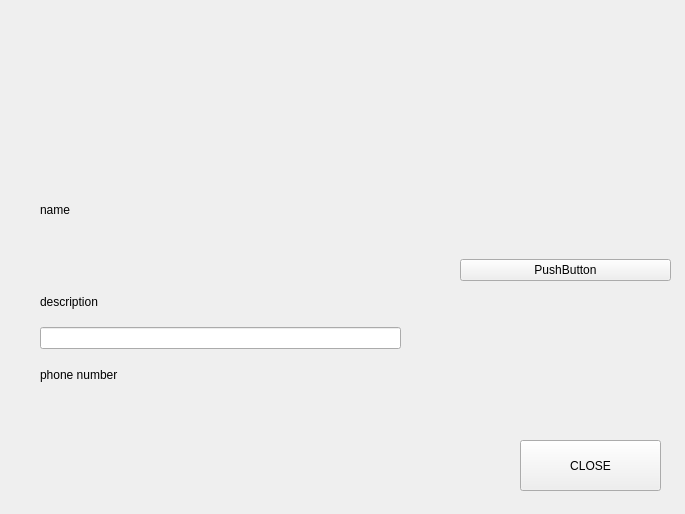
First picture: the form in Chat-Application/profile.ui, repository verina101/Chat-Application, before the edit.
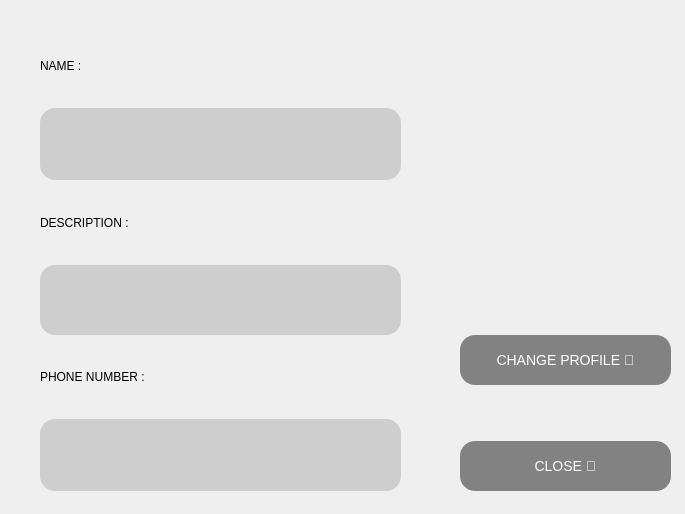
Second picture: the form after the edit.

The edit to the form file:
```diff
--- a/Chat-Application/profile.ui
+++ b/Chat-Application/profile.ui
@@ -17,30 +17,46 @@
    <property name="geometry">
     <rect>
      <x>40</x>
-     <y>190</y>
+     <y>30</y>
      <width>361</width>
-     <height>251</height>
+     <height>461</height>
     </rect>
    </property>
    <layout class="QVBoxLayout" name="verticalLayout">
     <item>
      <widget class="QLabel" name="label_name">
       <property name="text">
-       <string>name</string>
+       <string>NAME :</string>
       </property>
      </widget>
     </item>
     <item>
      <widget class="QLabel" name="label_name_2">
+      <property name="minimumSize">
+       <size>
+        <width>0</width>
+        <height>50</height>
+       </size>
+      </property>
+      <property name="styleSheet">
+       <string notr="true">background:rgb(206, 206, 206);
+font:14px;
+color:white;
+border-radius:15px;
+</string>
+      </property>
       <property name="text">
        <string/>
       </property>
+      <property name="margin">
+       <number>8</number>
+      </property>
      </widget>
     </item>
     <item>
      <widget class="QLabel" name="label_description">
       <property name="text">
-       <string>description</string>
+       <string>DESCRIPTION :</string>
       </property>
      </widget>
     </item>
@@ -49,66 +65,158 @@
       <property name="enabled">
        <bool>true</bool>
       </property>
+      <property name="minimumSize">
+       <size>
+        <width>0</width>
+        <height>70</height>
+       </size>
+      </property>
+      <property name="styleSheet">
+       <string notr="true">background:rgb(206, 206, 206);
+font:14px;
+color:white;
+border-radius:15px;
+</string>
+      </property>
      </widget>
     </item>
     <item>
      <widget class="QLabel" name="label_phonenumber">
       <property name="text">
-       <string>phone number</string>
+       <string>PHONE NUMBER :</string>
       </property>
      </widget>
     </item>
     <item>
      <widget class="QLabel" name="label_phoneNumber">
+      <property name="styleSheet">
+       <string notr="true">background:rgb(206, 206, 206);
+font:14px;
+color:white;
+border-radius:15px;
+</string>
+      </property>
       <property name="text">
        <string/>
       </property>
+      <property name="margin">
+       <number>8</number>
+      </property>
      </widget>
     </item>
    </layout>
   </widget>
-  <widget class="QWidget" name="layoutWidget">
+  <widget class="QWidget" name="">
    <property name="geometry">
     <rect>
      <x>460</x>
      <y>30</y>
      <width>211</width>
-     <height>251</height>
+     <height>461</height>
     </rect>
    </property>
-   <layout class="QVBoxLayout" name="verticalLayout_2">
+   <layout class="QVBoxLayout" name="verticalLayout_3">
     <item>
-     <widget class="QLabel" name="label">
-      <property name="text">
-       <string/>
-      </property>
-      <property name="alignment">
-       <set>Qt::AlignCenter</set>
-      </property>
-     </widget>
+     <layout class="QVBoxLayout" name="verticalLayout_2">
+      <item>
+       <spacer name="verticalSpacer_2">
+        <property name="orientation">
+         <enum>Qt::Vertical</enum>
+        </property>
+        <property name="sizeHint" stdset="0">
+         <size>
+          <width>20</width>
+          <height>40</height>
+         </size>
+        </property>
+       </spacer>
+      </item>
+      <item>
+       <widget class="QLabel" name="label">
+        <property name="minimumSize">
+         <size>
+          <width>50</width>
+          <height>200</height>
+         </size>
+        </property>
+        <property name="text">
+         <string/>
+        </property>
+        <property name="alignment">
+         <set>Qt::AlignCenter</set>
+        </property>
+       </widget>
+      </item>
+      <item>
+       <spacer name="verticalSpacer_3">
+        <property name="orientation">
+         <enum>Qt::Vertical</enum>
+        </property>
+        <property name="sizeHint" stdset="0">
+         <size>
+          <width>20</width>
+          <height>40</height>
+         </size>
+        </property>
+       </spacer>
+      </item>
+      <item>
+       <widget class="QPushButton" name="pushButton">
+        <property name="minimumSize">
+         <size>
+          <width>110</width>
+          <height>50</height>
+         </size>
+        </property>
+        <property name="styleSheet">
+         <string notr="true">background:rgb(130, 130, 130);
+font:14px;
+color:white;
+border-radius:15px;
+</string>
+        </property>
+        <property name="text">
+         <string>CHANGE PROFILE 🤩</string>
+        </property>
+       </widget>
+      </item>
+      <item>
+       <spacer name="verticalSpacer">
+        <property name="orientation">
+         <enum>Qt::Vertical</enum>
+        </property>
+        <property name="sizeHint" stdset="0">
+         <size>
+          <width>20</width>
+          <height>40</height>
+         </size>
+        </property>
+       </spacer>
+      </item>
+     </layout>
     </item>
     <item>
-     <widget class="QPushButton" name="pushButton">
+     <widget class="QPushButton" name="pushButton_2">
+      <property name="minimumSize">
+       <size>
+        <width>110</width>
+        <height>50</height>
+       </size>
+      </property>
+      <property name="styleSheet">
+       <string notr="true">background:rgb(130, 130, 130);
+font:14px;
+color:white;
+border-radius:15px;
+</string>
+      </property>
       <property name="text">
-       <string>PushButton</string>
+       <string>CLOSE 🥺</string>
       </property>
      </widget>
     </item>
    </layout>
   </widget>
-  <widget class="QPushButton" name="pushButton_2">
-   <property name="geometry">
-    <rect>
-     <x>520</x>
-     <y>440</y>
-     <width>141</width>
-     <height>51</height>
-    </rect>
-   </property>
-   <property name="text">
-    <string>CLOSE</string>
-   </property>
-  </widget>
  </widget>
  <resources/>
  <connections/>
```
